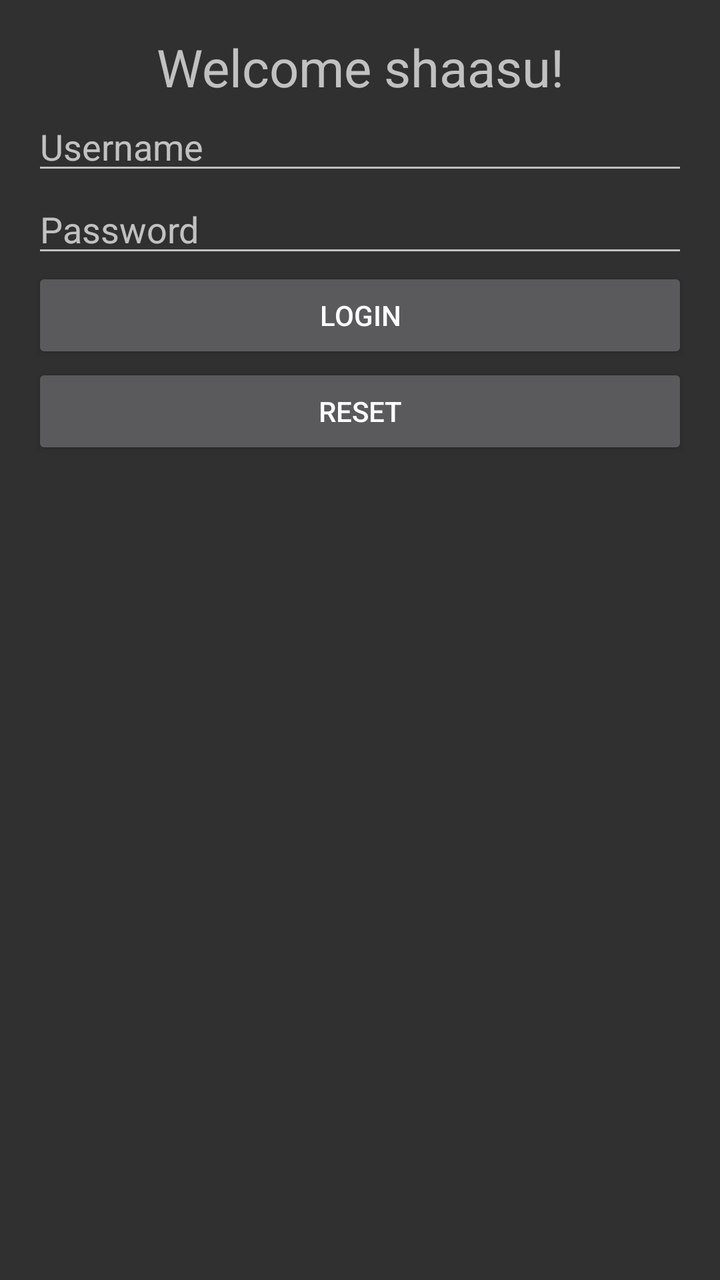
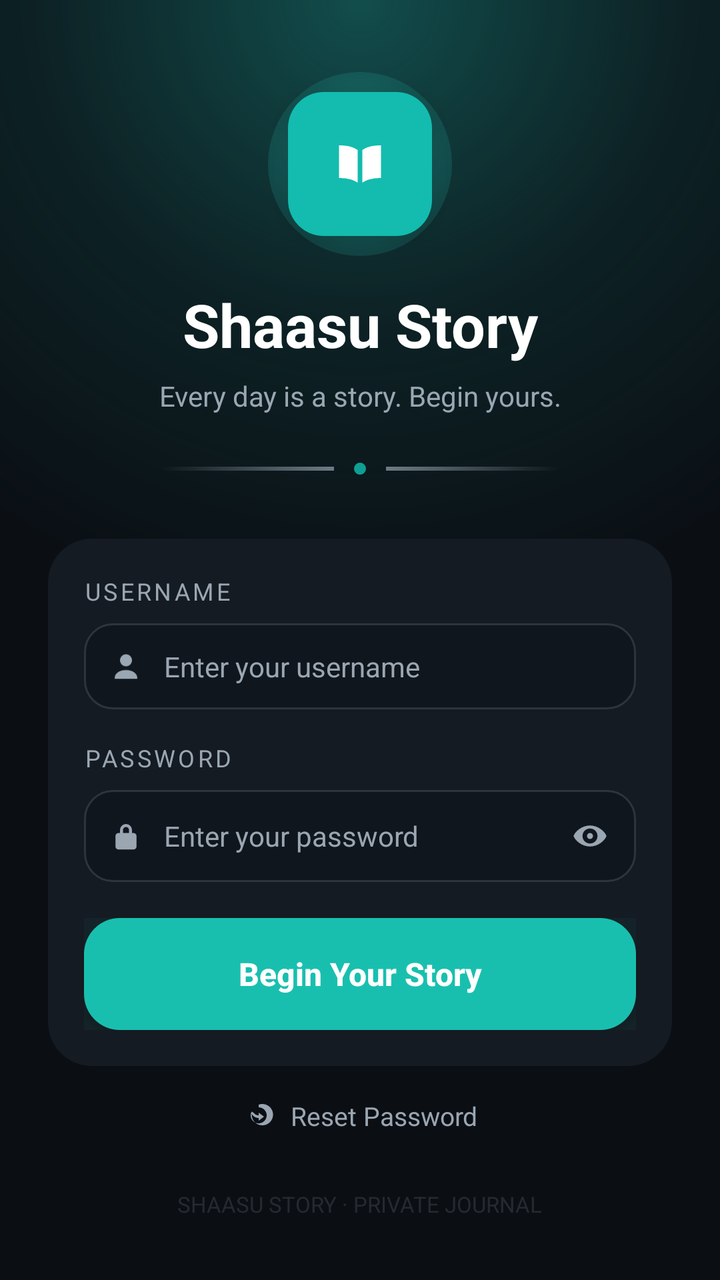

Screens rendered from an Android XML layout before and after an edit, with the pre-edit source and the edit as a unified diff.
<!-- AndroidManifest.xml: application theme Theme.AppCompat.NoActionBar -->
<!-- res/layout/activity_login.xml -->
<?xml version="1.0" encoding="utf-8"?>
<LinearLayout xmlns:android="http://schemas.android.com/apk/res/android"
    android:layout_width="match_parent"
    android:layout_height="match_parent"
    android:orientation="vertical"
    android:padding="16dp">

    <TextView
        android:id="@+id/textView"
        android:layout_width="match_parent"
        android:layout_height="wrap_content"
        android:gravity="center"
        android:textSize="26sp"
        android:text="@string/welcome" />

    <EditText
        android:id="@+id/usernameInput"
        android:layout_width="match_parent"
        android:layout_height="wrap_content"
        android:hint="@string/username"
        android:inputType="text" />

    <EditText
        android:id="@+id/passwordInput"
        android:layout_width="match_parent"
        android:layout_height="wrap_content"
        android:hint="@string/password"
        android:inputType="textPassword" />

    <Button
        android:id="@+id/loginButton"
        android:layout_width="match_parent"
        android:layout_height="wrap_content"
        android:text="@string/login" />
    <Button
        android:id="@+id/reset"
        android:layout_width="match_parent"
        android:layout_height="wrap_content"
        android:text="@string/forgot_password" />
</LinearLayout>
<!-- resources referenced by this layout -->
<resources>
  <string name="forgot_password">Reset</string>
  <string name="login">Login</string>
  <string name="password">Password</string>
  <string name="username">Username</string>
  <string name="welcome">Welcome shaasu!</string>
</resources>

<!-- the commit's change to res/layout/activity_login.xml (unified diff, before → after) -->
@@ -1,40 +1,318 @@
 <?xml version="1.0" encoding="utf-8"?>
-<LinearLayout xmlns:android="http://schemas.android.com/apk/res/android"
+<androidx.constraintlayout.widget.ConstraintLayout xmlns:android="http://schemas.android.com/apk/res/android"
+    xmlns:app="http://schemas.android.com/apk/res-auto"
     android:layout_width="match_parent"
     android:layout_height="match_parent"
-    android:orientation="vertical"
-    android:padding="16dp">
-
-    <TextView
-        android:id="@+id/textView"
+    android:background="@color/menu_bg">
+
+    
+    <View
+        android:id="@+id/topGlow"
         android:layout_width="match_parent"
-        android:layout_height="wrap_content"
-        android:gravity="center"
-        android:textSize="26sp"
-        android:text="@string/welcome" />
-
-    <EditText
-        android:id="@+id/usernameInput"
+        android:layout_height="320dp"
+        android:alpha="0.9"
+        android:background="@drawable/bg_login_top_glow"
+        app:layout_constraintTop_toTopOf="parent" />
+
+    <ScrollView
+        android:id="@+id/loginScroll"
         android:layout_width="match_parent"
-        android:layout_height="wrap_content"
-        android:hint="@string/username"
-        android:inputType="text" />
-
-    <EditText
-        android:id="@+id/passwordInput"
-        android:layout_width="match_parent"
-        android:layout_height="wrap_content"
-        android:hint="@string/password"
-        android:inputType="textPassword" />
-
-    <Button
-        android:id="@+id/loginButton"
-        android:layout_width="match_parent"
-        android:layout_height="wrap_content"
-        android:text="@string/login" />
-    <Button
-        android:id="@+id/reset"
-        android:layout_width="match_parent"
-        android:layout_height="wrap_content"
-        android:text="@string/forgot_password" />
-</LinearLayout>
+        android:layout_height="match_parent"
+        android:fillViewport="true">
+
+        <androidx.constraintlayout.widget.ConstraintLayout
+            android:layout_width="match_parent"
+            android:layout_height="wrap_content"
+            android:paddingLeft="24dp"
+            android:paddingRight="24dp"
+            android:paddingTop="36dp"
+            android:paddingBottom="18dp">
+
+            
+            <FrameLayout
+                android:id="@+id/logoContainer"
+                android:layout_width="92dp"
+                android:layout_height="92dp"
+                app:layout_constraintTop_toTopOf="parent"
+                app:layout_constraintStart_toStartOf="parent"
+                app:layout_constraintEnd_toEndOf="parent">
+
+                <View
+                    android:layout_width="match_parent"
+                    android:layout_height="match_parent"
+                    android:background="@drawable/bg_login_icon_glow" />
+
+                <FrameLayout
+                    android:layout_width="72dp"
+                    android:layout_height="72dp"
+                    android:layout_gravity="center"
+                    android:background="@drawable/bg_login_icon_square"
+                    android:elevation="6dp">
+
+                    <ImageView
+                        android:layout_width="28dp"
+                        android:layout_height="28dp"
+                        android:layout_gravity="center"
+                        android:src="@drawable/ic_book_simple"
+                        android:tint="@color/menu_text_primary"
+                        android:contentDescription="App icon" />
+                </FrameLayout>
+            </FrameLayout>
+
+            <TextView
+                android:id="@+id/loginTitle"
+                android:layout_width="wrap_content"
+                android:layout_height="wrap_content"
+                android:layout_marginTop="14dp"
+                android:text="@string/login_title"
+                android:textColor="@color/menu_text_primary"
+                android:textSize="30sp"
+                android:textStyle="bold"
+                app:layout_constraintTop_toBottomOf="@+id/logoContainer"
+                app:layout_constraintStart_toStartOf="parent"
+                app:layout_constraintEnd_toEndOf="parent" />
+
+            <TextView
+                android:id="@+id/loginTagline"
+                android:layout_width="wrap_content"
+                android:layout_height="wrap_content"
+                android:layout_marginTop="6dp"
+                android:text="@string/login_tagline"
+                android:textColor="@color/menu_text_secondary"
+                android:textSize="14sp"
+                app:layout_constraintTop_toBottomOf="@+id/loginTitle"
+                app:layout_constraintStart_toStartOf="parent"
+                app:layout_constraintEnd_toEndOf="parent" />
+
+            
+            <androidx.constraintlayout.widget.ConstraintLayout
+                android:id="@+id/dividerContainer"
+                android:layout_width="200dp"
+                android:layout_height="18dp"
+                android:layout_marginTop="18dp"
+                app:layout_constraintTop_toBottomOf="@+id/loginTagline"
+                app:layout_constraintStart_toStartOf="parent"
+                app:layout_constraintEnd_toEndOf="parent">
+
+                <View
+                    android:id="@+id/dividerLineLeft"
+                    android:layout_width="0dp"
+                    android:layout_height="2dp"
+                    android:alpha="0.7"
+                    android:background="@drawable/bg_login_divider_fade_left"
+                    app:layout_constraintTop_toTopOf="parent"
+                    app:layout_constraintBottom_toBottomOf="parent"
+                    app:layout_constraintStart_toStartOf="parent"
+                    app:layout_constraintEnd_toStartOf="@+id/dividerDot"
+                    android:layout_marginEnd="10dp" />
+
+                <View
+                    android:id="@+id/dividerLineRight"
+                    android:layout_width="0dp"
+                    android:layout_height="2dp"
+                    android:alpha="0.7"
+                    android:background="@drawable/bg_login_divider_fade_right"
+                    app:layout_constraintTop_toTopOf="parent"
+                    app:layout_constraintBottom_toBottomOf="parent"
+                    app:layout_constraintStart_toEndOf="@+id/dividerDot"
+                    app:layout_constraintEnd_toEndOf="parent"
+                    android:layout_marginStart="10dp" />
+
+                <View
+                    android:id="@+id/dividerDot"
+                    android:layout_width="6dp"
+                    android:layout_height="6dp"
+                    android:background="@drawable/bg_menu_circle_teal"
+                    app:layout_constraintStart_toStartOf="parent"
+                    app:layout_constraintEnd_toEndOf="parent"
+                    app:layout_constraintTop_toTopOf="parent"
+                    app:layout_constraintBottom_toBottomOf="parent" />
+
+            </androidx.constraintlayout.widget.ConstraintLayout>
+
+            
+            <LinearLayout
+                android:id="@+id/loginCard"
+                android:layout_width="0dp"
+                android:layout_height="wrap_content"
+                android:layout_marginTop="26dp"
+                android:background="@drawable/bg_login_card"
+                android:orientation="vertical"
+                android:padding="18dp"
+                app:layout_constraintTop_toBottomOf="@+id/dividerContainer"
+                app:layout_constraintStart_toStartOf="parent"
+                app:layout_constraintEnd_toEndOf="parent">
+
+                <TextView
+                    android:layout_width="match_parent"
+                    android:layout_height="wrap_content"
+                    android:text="@string/login_username_label"
+                    android:textColor="@color/menu_text_secondary"
+                    android:textSize="12sp"
+                    android:letterSpacing="0.12"
+                    android:layout_marginBottom="8dp" />
+
+                <LinearLayout
+                    android:layout_width="match_parent"
+                    android:layout_height="wrap_content"
+                    android:background="@drawable/bg_login_input"
+                    android:orientation="horizontal"
+                    android:gravity="center_vertical"
+                    android:paddingLeft="12dp"
+                    android:paddingRight="12dp"
+                    android:paddingTop="12dp"
+                    android:paddingBottom="12dp">
+
+                    <ImageView
+                        android:layout_width="18dp"
+                        android:layout_height="18dp"
+                        android:src="@drawable/ic_user_simple"
+                        android:tint="@color/menu_text_secondary"
+                        android:contentDescription="Username" />
+
+                    <EditText
+                        android:id="@+id/usernameInput"
+                        android:layout_width="0dp"
+                        android:layout_height="wrap_content"
+                        android:layout_marginStart="10dp"
+                        android:layout_weight="1"
+                        android:background="@android:color/transparent"
+                        android:hint="@string/login_username_hint"
+                        android:textColor="@color/menu_text_primary"
+                        android:textColorHint="@color/menu_text_secondary"
+                        android:inputType="text"
+                        android:textSize="14sp" />
+                </LinearLayout>
+
+                <TextView
+                    android:layout_width="match_parent"
+                    android:layout_height="wrap_content"
+                    android:layout_marginTop="16dp"
+                    android:text="@string/login_password_label"
+                    android:textColor="@color/menu_text_secondary"
+                    android:textSize="12sp"
+                    android:letterSpacing="0.12"
+                    android:layout_marginBottom="8dp" />
+
+                <LinearLayout
+                    android:layout_width="match_parent"
+                    android:layout_height="wrap_content"
+                    android:background="@drawable/bg_login_input"
+                    android:orientation="horizontal"
+                    android:gravity="center_vertical"
+                    android:paddingLeft="12dp"
+                    android:paddingRight="12dp"
+                    android:paddingTop="12dp"
+                    android:paddingBottom="12dp">
+
+                    <ImageView
+                        android:layout_width="18dp"
+                        android:layout_height="18dp"
+                        android:src="@drawable/ic_lock_simple"
+                        android:tint="@color/menu_text_secondary"
+                        android:contentDescription="Password" />
+
+                    <EditText
+                        android:id="@+id/passwordInput"
+                        android:layout_width="0dp"
+                        android:layout_height="wrap_content"
+                        android:layout_marginStart="10dp"
+                        android:layout_weight="1"
+                        android:background="@android:color/transparent"
+                        android:hint="@string/login_password_hint"
+                        android:textColor="@color/menu_text_primary"
+                        android:textColorHint="@color/menu_text_secondary"
+                        android:inputType="textPassword"
+                        android:textSize="14sp" />
+
+                    <ImageView
+                        android:id="@+id/passwordToggle"
+                        android:layout_width="22dp"
+                        android:layout_height="22dp"
+                        android:src="@drawable/ic_eye_simple"
+                        android:tint="@color/menu_text_secondary"
+                        android:padding="2dp"
+                        android:contentDescription="Toggle password" />
+                </LinearLayout>
+
+                
+                <FrameLayout
+                    android:layout_width="match_parent"
+                    android:layout_height="wrap_content"
+                    android:layout_marginTop="18dp">
+
+                    <View
+                        android:layout_width="match_parent"
+                        android:layout_height="56dp"
+                        android:alpha="0.9"
+                        android:background="@drawable/bg_login_button_glow" />
+
+                    <Button
+                        android:id="@+id/loginButton"
+                        android:layout_width="match_parent"
+                        android:layout_height="56dp"
+                        android:background="@drawable/bg_login_button"
+                        android:text="@string/login_cta"
+                        android:textColor="@color/menu_text_primary"
+                        android:textSize="16sp"
+                        android:textStyle="bold"
+                        android:textAllCaps="false" />
+
+                    <ImageView
+                        android:layout_width="18dp"
+                        android:layout_height="18dp"
+                        android:layout_gravity="center_vertical|end"
+                        android:layout_marginEnd="18dp"
+                        android:src="@drawable/ic_arrow_right_simple"
+                        android:tint="@color/menu_text_primary"
+                        android:contentDescription="Continue" />
+                </FrameLayout>
+
+            </LinearLayout>
+
+            
+            <LinearLayout
+                android:id="@+id/reset"
+                android:layout_width="wrap_content"
+                android:layout_height="wrap_content"
+                android:layout_marginTop="16dp"
+                android:orientation="horizontal"
+                android:gravity="center_vertical"
+                android:clickable="true"
+                android:focusable="true"
+                app:layout_constraintTop_toBottomOf="@+id/loginCard"
+                app:layout_constraintStart_toStartOf="parent"
+                app:layout_constraintEnd_toEndOf="parent">
+
+                <ImageView
+                    android:layout_width="16dp"
+                    android:layout_height="16dp"
+                    android:src="@drawable/ic_reset_simple"
+                    android:tint="@color/menu_text_secondary"
+                    android:contentDescription="Reset" />
+
+                <TextView
+                    android:layout_width="wrap_content"
+                    android:layout_height="wrap_content"
+                    android:layout_marginStart="8dp"
+                    android:text="@string/login_reset_password"
+                    android:textColor="@color/menu_text_secondary"
+                    android:textSize="13sp" />
+            </LinearLayout>
+
+            <TextView
+                android:id="@+id/loginFooter"
+                android:layout_width="wrap_content"
+                android:layout_height="wrap_content"
+                android:layout_marginTop="28dp"
+                android:text="@string/login_footer"
+                android:textColor="#338A97A6"
+                android:textSize="11sp"
+                app:layout_constraintTop_toBottomOf="@+id/reset"
+                app:layout_constraintStart_toStartOf="parent"
+                app:layout_constraintEnd_toEndOf="parent" />
+
+        </androidx.constraintlayout.widget.ConstraintLayout>
+    </ScrollView>
+
+</androidx.constraintlayout.widget.ConstraintLayout>
<!-- resource entries referenced after the edit -->
@@ -1,9 +1,180 @@
 <!-- resources referenced by this layout -->
 <resources>
-  <string name="forgot_password">Reset</string>
-  <string name="login">Login</string>
-  <string name="password">Password</string>
-  <string name="username">Username</string>
-  <string name="welcome">Welcome shaasu!</string>
+  <color name="menu_bg">#FF0B0F14</color>
+  <color name="menu_text_primary">#FFFFFFFF</color>
+  <color name="menu_text_secondary">#FF9AA6B2</color>
+  <!-- drawable bg_login_button (drawable) -->
+  <?xml version="1.0" encoding="utf-8"?>
+  <shape xmlns:android="http://schemas.android.com/apk/res/android">
+      <solid android:color="@color/menu_teal" />
+      <corners android:radius="18dp" />
+  </shape>
+  <!-- drawable bg_login_button_glow (drawable) -->
+  <?xml version="1.0" encoding="utf-8"?>
+  <shape xmlns:android="http://schemas.android.com/apk/res/android">
+      <gradient
+          android:type="radial"
+          android:gradientRadius="220dp"
+          android:centerX="0.5"
+          android:centerY="0.5"
+          android:startColor="#3324E0D0"
+          android:centerColor="#1124E0D0"
+          android:endColor="#00000000" />
+  </shape>
+  <!-- drawable bg_login_card (drawable) -->
+  <?xml version="1.0" encoding="utf-8"?>
+  <shape xmlns:android="http://schemas.android.com/apk/res/android">
+      <solid android:color="@color/menu_surface" />
+      <corners android:radius="22dp" />
+  </shape>
+  <!-- drawable bg_login_divider_fade_left (drawable) -->
+  <?xml version="1.0" encoding="utf-8"?>
+  <shape xmlns:android="http://schemas.android.com/apk/res/android" android:shape="rectangle">
+      <size android:height="2dp" />
+      <gradient
+          android:angle="0"
+          android:startColor="@android:color/transparent"
+          android:endColor="@color/menu_text_secondary" />
+  </shape>
+  <!-- drawable bg_login_divider_fade_right (drawable) -->
+  <?xml version="1.0" encoding="utf-8"?>
+  <shape xmlns:android="http://schemas.android.com/apk/res/android" android:shape="rectangle">
+      <size android:height="2dp" />
+      <gradient
+          android:angle="0"
+          android:startColor="@color/menu_text_secondary"
+          android:endColor="@android:color/transparent" />
+  </shape>
+  <!-- drawable bg_login_icon_glow (drawable) -->
+  <?xml version="1.0" encoding="utf-8"?>
+  <shape xmlns:android="http://schemas.android.com/apk/res/android" android:shape="oval">
+      <gradient
+          android:type="radial"
+          android:gradientRadius="90dp"
+          android:centerX="0.5"
+          android:centerY="0.5"
+          android:startColor="#6624E0D0"
+          android:centerColor="#2224E0D0"
+          android:endColor="#00000000" />
+  </shape>
+  <!-- drawable bg_login_icon_square (drawable) -->
+  <?xml version="1.0" encoding="utf-8"?>
+  <shape xmlns:android="http://schemas.android.com/apk/res/android">
+      <solid android:color="#FF13BCAE" />
+      <corners android:radius="18dp" />
+  </shape>
+  <!-- drawable bg_login_input (drawable) -->
+  <?xml version="1.0" encoding="utf-8"?>
+  <shape xmlns:android="http://schemas.android.com/apk/res/android">
+      <solid android:color="@color/menu_surface_alt" />
+      <corners android:radius="14dp" />
+      <stroke android:width="1dp" android:color="#1FFFFFFF" />
+  </shape>
+  <!-- drawable bg_login_top_glow (drawable) -->
+  <?xml version="1.0" encoding="utf-8"?>
+  <shape xmlns:android="http://schemas.android.com/apk/res/android">
+      <gradient
+          android:type="radial"
+          android:gradientRadius="320dp"
+          android:centerX="0.5"
+          android:centerY="0.0"
+          android:startColor="#5524E0D0"
+          android:centerColor="#1A24E0D0"
+          android:endColor="#00000000" />
+  </shape>
+  <!-- drawable bg_menu_circle_teal (drawable) -->
+  <?xml version="1.0" encoding="utf-8"?>
+  <shape xmlns:android="http://schemas.android.com/apk/res/android" android:shape="oval">
+      <solid android:color="@color/menu_teal_icon_bg" />
+  </shape>
+  <!-- drawable ic_arrow_right_simple (drawable) -->
+  <?xml version="1.0" encoding="utf-8"?>
+  <vector xmlns:android="http://schemas.android.com/apk/res/android"
+      android:width="24dp"
+      android:height="24dp"
+      android:viewportWidth="24"
+      android:viewportHeight="24">
+      <path
+          android:fillColor="#FFFFFFFF"
+          android:pathData="M13,5l-1.4,1.4 4.6,4.6H4v2h12.2l-4.6,4.6L13,19l7,-7 -7,-7z" />
+  </vector>
+  <!-- drawable ic_book_simple (drawable) -->
+  <?xml version="1.0" encoding="utf-8"?>
+  <vector xmlns:android="http://schemas.android.com/apk/res/android"
+      android:width="24dp"
+      android:height="24dp"
+      android:viewportWidth="24"
+      android:viewportHeight="24">
+      
+      <path
+          android:fillColor="#FFFFFFFF"
+          android:pathData="M11,6c-2.8,-1.9 -6.3,-2 -8,-2v14c1.9,0 5.5,0.2 8,2V6z" />
+      <path
+          android:fillColor="#FFFFFFFF"
+          android:pathData="M13,6v14c2.5,-1.8 6.1,-2 8,-2V4c-1.7,0 -5.2,0.1 -8,2z" />
+  </vector>
+  <!-- drawable ic_eye_simple (drawable) -->
+  <?xml version="1.0" encoding="utf-8"?>
+  <vector xmlns:android="http://schemas.android.com/apk/res/android"
+      android:width="24dp"
+      android:height="24dp"
+      android:viewportWidth="24"
+      android:viewportHeight="24">
+      <path
+          android:fillColor="#FFFFFFFF"
+          android:pathData="M12,5C6.5,5 2.1,9 1,12c1.1,3 5.5,7 11,7s9.9,-4 11,-7c-1.1,-3 -5.5,-7 -11,-7zM12,17c-2.8,0 -5,-2.2 -5,-5s2.2,-5 5,-5 5,2.2 5,5 -2.2,5 -5,5z" />
+      <path
+          android:fillColor="#FFFFFFFF"
+          android:pathData="M12,10a2,2 0,0 0,-2 2 2,2 0,0 0,2 2 2,2 0,0 0,2 -2 2,2 0,0 0,-2 -2z" />
+  </vector>
+  <!-- drawable ic_lock_simple (drawable) -->
+  <?xml version="1.0" encoding="utf-8"?>
+  <vector xmlns:android="http://schemas.android.com/apk/res/android"
+      android:width="24dp"
+      android:height="24dp"
+      android:viewportWidth="24"
+      android:viewportHeight="24">
+      <path
+          android:fillColor="#FFFFFFFF"
+          android:pathData="M17,10h-1V8a4,4 0,0 0,-8 0v2H7a2,2 0,0 0,-2 2v7a2,2 0,0 0,2 2h10a2,2 0,0 0,2 -2v-7a2,2 0,0 0,-2 -2zM10,8a2,2 0,0 1,4 0v2h-4V8z" />
+  </vector>
+  <!-- drawable ic_reset_simple (drawable) -->
+  <?xml version="1.0" encoding="utf-8"?>
+  <vector xmlns:android="http://schemas.android.com/apk/res/android"
+      android:width="24dp"
+      android:height="24dp"
+      android:viewportWidth="24"
+      android:viewportHeight="24">
+      <path
+          android:fillColor="#FFFFFFFF"
+          android:pathData="M12,6a6,6 0,1 1,-5.3,3.2l1.7,1.0C9.2,11.4 10.5,12 12,12v-2l4,3 -4,3v-2c-2.2,0 -4.1,-1.2 -5.2,-3.0A8,8 0,1 0,12,4v2z" />
+  </vector>
+  <!-- drawable ic_user_simple (drawable) -->
+  <?xml version="1.0" encoding="utf-8"?>
+  <vector xmlns:android="http://schemas.android.com/apk/res/android"
+      android:width="24dp"
+      android:height="24dp"
+      android:viewportWidth="24"
+      android:viewportHeight="24">
+      <path
+          android:fillColor="#FFFFFFFF"
+          android:pathData="M12,12.2c2.2,0 4,-1.8 4,-4s-1.8,-4 -4,-4 -4,1.8 -4,4 1.8,4 4,4z" />
+      <path
+          android:fillColor="#FFFFFFFF"
+          android:pathData="M4.5,20c0,-3.3 3.4,-5.3 7.5,-5.3s7.5,2 7.5,5.3v0.6H4.5V20z" />
+  </vector>
+  <string name="login_cta">Begin Your Story</string>
+  <string name="login_footer">SHAASU STORY · PRIVATE JOURNAL</string>
+  <string name="login_password_hint">Enter your password</string>
+  <string name="login_password_label">PASSWORD</string>
+  <string name="login_reset_password">Reset Password</string>
+  <string name="login_tagline">Every day is a story. Begin yours.</string>
+  <string name="login_title">Shaasu Story</string>
+  <string name="login_username_hint">Enter your username</string>
+  <string name="login_username_label">USERNAME</string>
+  <color name="menu_teal">#FF19BFAE</color>
+  <color name="menu_surface">#FF141B22</color>
+  <color name="menu_surface_alt">#FF10161D</color>
+  <color name="menu_teal_icon_bg">#FF0F9F92</color>
 </resources>
 
